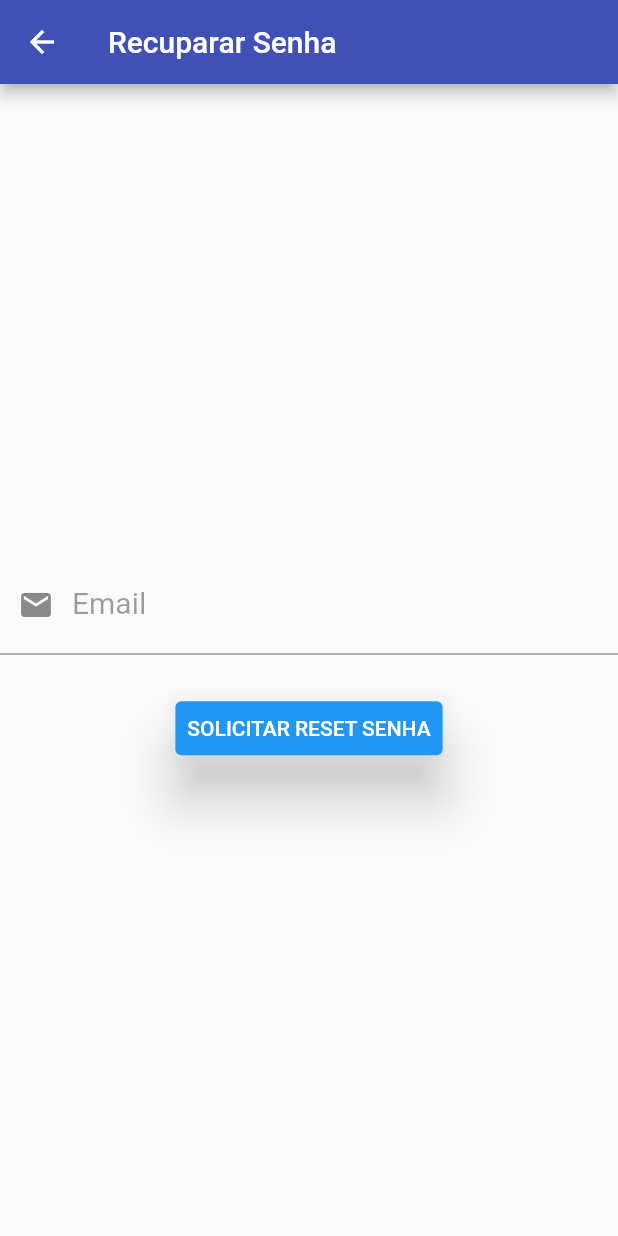
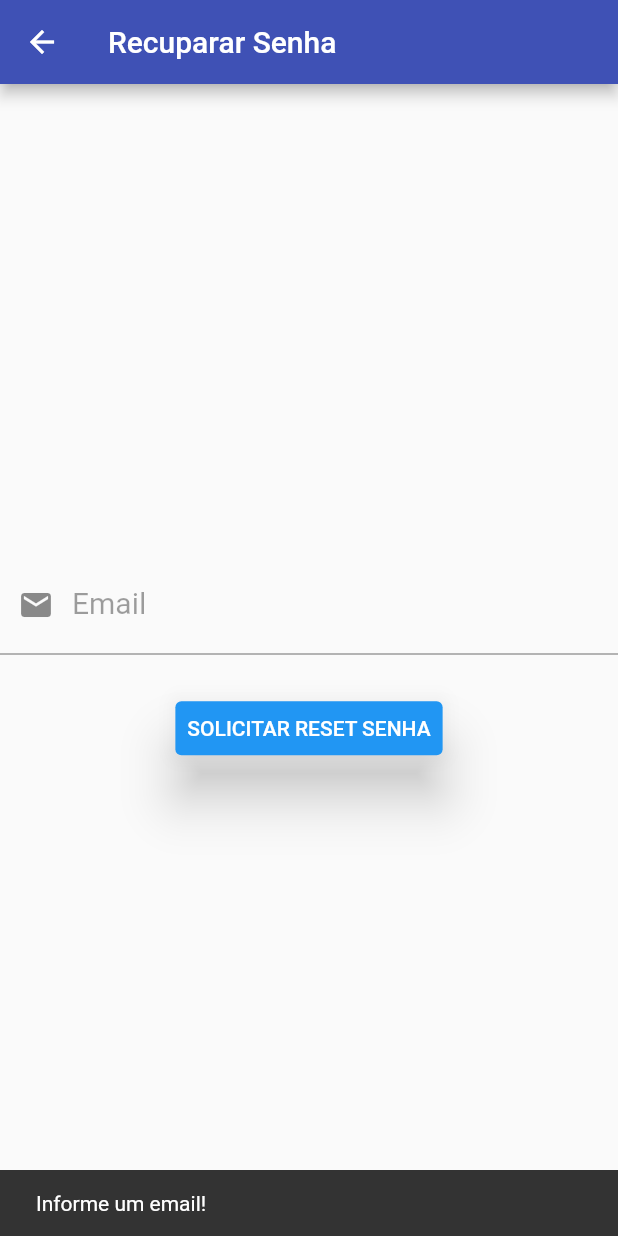
Before and after one commit to luisjr00/TCC_IFSP, a Flutter app: the SolitaResetSenha screen opened directly, after a tap on "SOLICITAR RESET SENHA", on a phone screen of 412 x 824 dp. Run offline on Flutter 3.47's test engine with Material 2 defaults, Android fonts, the phone set to English and light mode, and no system bars; missing offline and left inert: validatorless.

Commit message:
adicionando feedback pro usuario apos solicitar reset senha

```diff
--- a/lib/SolicitaResetSenhaPage.dart
+++ b/lib/SolicitaResetSenhaPage.dart
@@ -33,6 +33,12 @@ class _SolitaResetSenha extends State<SolitaResetSenha> {
     if (response.statusCode == 200) {
       String token = json[0]['message'].toString();
       // ignore: use_build_context_synchronously
+      var snackBar = SnackBar(
+        content: const Text('Email com o codigo de verificação enviado!'),
+      );
+
+      ScaffoldMessenger.of(context).showSnackBar(snackBar);
+
       Navigator.push(
         context,
         MaterialPageRoute(
@@ -108,9 +114,17 @@ class _SolitaResetSenha extends State<SolitaResetSenha> {
                   ),
                 ),
                 onPressed: () {
-                  var reset = DadosResetSenha();
-                  reset.email = controladorCampoEmail.text;
-                  _solicitaReset(reset);
+                  if (controladorCampoEmail.text.isEmpty) {
+                    var snackBar = SnackBar(
+                      content: const Text('Informe um email!'),
+                    );
+
+                    ScaffoldMessenger.of(context).showSnackBar(snackBar);
+                  } else {
+                    var reset = DadosResetSenha();
+                    reset.email = controladorCampoEmail.text;
+                    _solicitaReset(reset);
+                  }
                 },
               ),
             ],
--- a/lib/cadastro.page2.dart
+++ b/lib/cadastro.page2.dart
@@ -277,7 +277,6 @@ class _CadastroPage2 extends State<CadastroPage2> {
                                     );
                             }),
                         onPressed: () {
-                          loading.value = !loading.value;
                           var formValid =
                               _formKey.currentState?.validate() ?? false;
                           if (formValid) {
@@ -293,6 +292,7 @@ class _CadastroPage2 extends State<CadastroPage2> {
                                 _controladorCampoConfSenha.text,
                                 responsavelId);
                             _criaCadastro(cadastro);
+                            loading.value = !loading.value;
                           }
                         } // chamar o metodo que vai conexão com a api e validar o login
                         ),
--- a/lib/login.page.dart
+++ b/lib/login.page.dart
@@ -94,7 +94,7 @@ class _LoginPage extends State<LoginPage> {
               child: Image.asset("assets/texte_cube.jpg"),
             ),
             const SizedBox(
-              height: 20,
+              height: 100,
             ),
             TextFormField(
               controller: _controladorCampoEmail,
```
